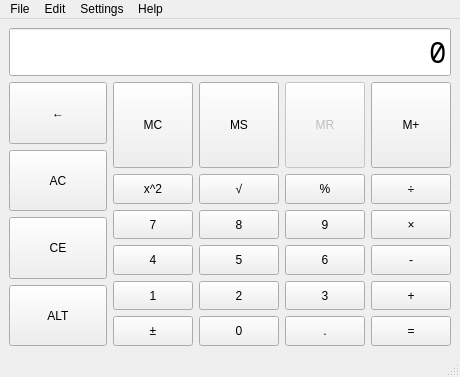
Above: mainwindow.ui from bonevelous/basicalc before the change. Below: the same form after it.
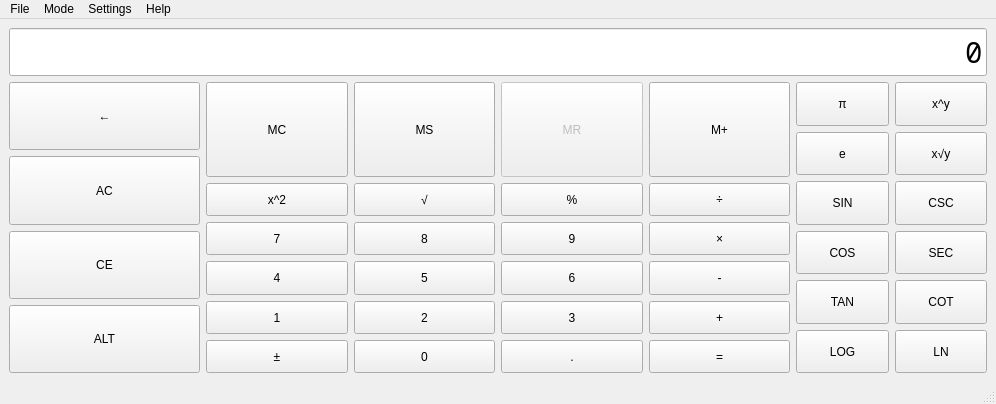
That is the form after the change. Custom widgets are drawn as their Qt base class.

Commit message: Added ui elements for scientific mode, and fixed some other bugs

What changed in the file:
```diff
--- a/mainwindow.ui
+++ b/mainwindow.ui
@@ -6,8 +6,8 @@
    <rect>
     <x>0</x>
     <y>0</y>
-    <width>460</width>
-    <height>377</height>
+    <width>996</width>
+    <height>404</height>
    </rect>
   </property>
   <property name="sizePolicy">
@@ -21,34 +21,182 @@
   </property>
   <widget class="QWidget" name="centralwidget">
    <layout class="QGridLayout" name="gridLayout_2">
-    <item row="0" column="0" colspan="3">
-     <widget class="QLineEdit" name="calcEntry">
-      <property name="sizePolicy">
-       <sizepolicy hsizetype="Expanding" vsizetype="Fixed">
-        <horstretch>0</horstretch>
-        <verstretch>0</verstretch>
-       </sizepolicy>
-      </property>
-      <property name="font">
-       <font>
-        <family>Noto Sans Mono</family>
-        <pointsize>22</pointsize>
-       </font>
-      </property>
-      <property name="text">
-       <string>0</string>
-      </property>
-      <property name="alignment">
-       <set>Qt::AlignRight|Qt::AlignTrailing|Qt::AlignVCenter</set>
-      </property>
-      <property name="readOnly">
-       <bool>true</bool>
-      </property>
-     </widget>
-    </item>
-    <item row="2" column="0" rowspan="3" colspan="2">
-     <layout class="QGridLayout" name="gridLayout_3">
+    <item row="2" column="4" rowspan="3">
+     <layout class="QGridLayout" name="gridLayout">
       <item row="2" column="0">
+       <widget class="QPushButton" name="buttonSIN">
+        <property name="sizePolicy">
+         <sizepolicy hsizetype="Minimum" vsizetype="Minimum">
+          <horstretch>0</horstretch>
+          <verstretch>0</verstretch>
+         </sizepolicy>
+        </property>
+        <property name="text">
+         <string>SIN</string>
+        </property>
+       </widget>
+      </item>
+      <item row="2" column="1">
+       <widget class="QPushButton" name="buttonCSC">
+        <property name="sizePolicy">
+         <sizepolicy hsizetype="Minimum" vsizetype="Minimum">
+          <horstretch>0</horstretch>
+          <verstretch>0</verstretch>
+         </sizepolicy>
+        </property>
+        <property name="text">
+         <string>CSC</string>
+        </property>
+       </widget>
+      </item>
+      <item row="1" column="1">
+       <widget class="QPushButton" name="buttonRoot">
+        <property name="sizePolicy">
+         <sizepolicy hsizetype="Minimum" vsizetype="Minimum">
+          <horstretch>0</horstretch>
+          <verstretch>0</verstretch>
+         </sizepolicy>
+        </property>
+        <property name="text">
+         <string>x√y</string>
+        </property>
+       </widget>
+      </item>
+      <item row="4" column="0">
+       <widget class="QPushButton" name="buttonTAN">
+        <property name="sizePolicy">
+         <sizepolicy hsizetype="Minimum" vsizetype="Minimum">
+          <horstretch>0</horstretch>
+          <verstretch>0</verstretch>
+         </sizepolicy>
+        </property>
+        <property name="text">
+         <string>TAN</string>
+        </property>
+       </widget>
+      </item>
+      <item row="4" column="1">
+       <widget class="QPushButton" name="buttonCOT">
+        <property name="sizePolicy">
+         <sizepolicy hsizetype="Minimum" vsizetype="Minimum">
+          <horstretch>0</horstretch>
+          <verstretch>0</verstretch>
+         </sizepolicy>
+        </property>
+        <property name="text">
+         <string>COT</string>
+        </property>
+       </widget>
+      </item>
+      <item row="0" column="0">
+       <widget class="QPushButton" name="buttonPi">
+        <property name="sizePolicy">
+         <sizepolicy hsizetype="Minimum" vsizetype="Minimum">
+          <horstretch>0</horstretch>
+          <verstretch>0</verstretch>
+         </sizepolicy>
+        </property>
+        <property name="text">
+         <string>π</string>
+        </property>
+       </widget>
+      </item>
+      <item row="3" column="0">
+       <widget class="QPushButton" name="buttonCOS">
+        <property name="sizePolicy">
+         <sizepolicy hsizetype="Minimum" vsizetype="Minimum">
+          <horstretch>0</horstretch>
+          <verstretch>0</verstretch>
+         </sizepolicy>
+        </property>
+        <property name="text">
+         <string>COS</string>
+        </property>
+       </widget>
+      </item>
+      <item row="0" column="1">
+       <widget class="QPushButton" name="buttonPower">
+        <property name="sizePolicy">
+         <sizepolicy hsizetype="Minimum" vsizetype="Minimum">
+          <horstretch>0</horstretch>
+          <verstretch>0</verstretch>
+         </sizepolicy>
+        </property>
+        <property name="text">
+         <string>x^y</string>
+        </property>
+       </widget>
+      </item>
+      <item row="3" column="1">
+       <widget class="QPushButton" name="buttonSEC">
+        <property name="sizePolicy">
+         <sizepolicy hsizetype="Minimum" vsizetype="Minimum">
+          <horstretch>0</horstretch>
+          <verstretch>0</verstretch>
+         </sizepolicy>
+        </property>
+        <property name="text">
+         <string>SEC</string>
+        </property>
+       </widget>
+      </item>
+      <item row="1" column="0">
+       <widget class="QPushButton" name="buttonEuler">
+        <property name="sizePolicy">
+         <sizepolicy hsizetype="Minimum" vsizetype="Minimum">
+          <horstretch>0</horstretch>
+          <verstretch>0</verstretch>
+         </sizepolicy>
+        </property>
+        <property name="text">
+         <string>e</string>
+        </property>
+       </widget>
+      </item>
+      <item row="5" column="0">
+       <widget class="QPushButton" name="buttonLog">
+        <property name="sizePolicy">
+         <sizepolicy hsizetype="Minimum" vsizetype="Minimum">
+          <horstretch>0</horstretch>
+          <verstretch>0</verstretch>
+         </sizepolicy>
+        </property>
+        <property name="text">
+         <string>LOG</string>
+        </property>
+       </widget>
+      </item>
+      <item row="5" column="1">
+       <widget class="QPushButton" name="buttonLN">
+        <property name="sizePolicy">
+         <sizepolicy hsizetype="Minimum" vsizetype="Minimum">
+          <horstretch>0</horstretch>
+          <verstretch>0</verstretch>
+         </sizepolicy>
+        </property>
+        <property name="text">
+         <string>LN</string>
+        </property>
+       </widget>
+      </item>
+     </layout>
+    </item>
+    <item row="2" column="0" rowspan="3">
+     <layout class="QVBoxLayout" name="verticalLayout">
+      <item>
+       <widget class="QPushButton" name="buttonBack">
+        <property name="sizePolicy">
+         <sizepolicy hsizetype="Minimum" vsizetype="Minimum">
+          <horstretch>0</horstretch>
+          <verstretch>0</verstretch>
+         </sizepolicy>
+        </property>
+        <property name="text">
+         <string>←</string>
+        </property>
+       </widget>
+      </item>
+      <item>
        <widget class="QPushButton" name="buttonAllCls">
         <property name="sizePolicy">
          <sizepolicy hsizetype="Minimum" vsizetype="Minimum">
@@ -61,7 +209,7 @@
         </property>
        </widget>
       </item>
-      <item row="3" column="0">
+      <item>
        <widget class="QPushButton" name="buttonClsEntry">
         <property name="sizePolicy">
          <sizepolicy hsizetype="Minimum" vsizetype="Minimum">
@@ -74,20 +222,7 @@
         </property>
        </widget>
       </item>
-      <item row="0" column="0">
-       <widget class="QPushButton" name="buttonBack">
-        <property name="sizePolicy">
-         <sizepolicy hsizetype="Minimum" vsizetype="Minimum">
-          <horstretch>0</horstretch>
-          <verstretch>0</verstretch>
-         </sizepolicy>
-        </property>
-        <property name="text">
-         <string>←</string>
-        </property>
-       </widget>
-      </item>
-      <item row="4" column="0">
+      <item>
        <widget class="QPushButton" name="buttonAltMode">
         <property name="sizePolicy">
          <sizepolicy hsizetype="Minimum" vsizetype="Minimum">
@@ -102,67 +237,11 @@
       </item>
      </layout>
     </item>
-    <item row="2" column="2">
-     <layout class="QHBoxLayout" name="horizontalLayout_2">
-      <item>
-       <widget class="MemButton" name="buttonMC">
-        <property name="sizePolicy">
-         <sizepolicy hsizetype="Minimum" vsizetype="Minimum">
-          <horstretch>0</horstretch>
-          <verstretch>0</verstretch>
-         </sizepolicy>
-        </property>
-        <property name="text">
-         <string>MC</string>
-        </property>
-       </widget>
-      </item>
-      <item>
-       <widget class="MemButton" name="buttonMS">
-        <property name="sizePolicy">
-         <sizepolicy hsizetype="Minimum" vsizetype="Minimum">
-          <horstretch>0</horstretch>
-          <verstretch>0</verstretch>
-         </sizepolicy>
-        </property>
-        <property name="text">
-         <string>MS</string>
-        </property>
-       </widget>
-      </item>
-      <item>
-       <widget class="MemButton" name="buttonMR">
-        <property name="enabled">
-         <bool>false</bool>
-        </property>
-        <property name="sizePolicy">
-         <sizepolicy hsizetype="Minimum" vsizetype="Minimum">
-          <horstretch>0</horstretch>
-          <verstretch>0</verstretch>
-         </sizepolicy>
-        </property>
-        <property name="text">
-         <string>MR</string>
-        </property>
-       </widget>
-      </item>
-      <item>
-       <widget class="MemButton" name="buttonMAlt">
-        <property name="sizePolicy">
-         <sizepolicy hsizetype="Minimum" vsizetype="Minimum">
-          <horstretch>0</horstretch>
-          <verstretch>0</verstretch>
-         </sizepolicy>
-        </property>
-        <property name="text">
-         <string>M+</string>
-        </property>
-       </widget>
-      </item>
-     </layout>
-    </item>
-    <item row="3" column="2" rowspan="2">
+    <item row="3" column="1" rowspan="2" colspan="3">
      <layout class="QGridLayout" name="mainButtonGrid">
+      <property name="sizeConstraint">
+       <enum>QLayout::SetDefaultConstraint</enum>
+      </property>
       <item row="5" column="1">
        <widget class="FuncButton" name="buttonSign">
         <property name="sizePolicy">
@@ -338,7 +417,7 @@
        </widget>
       </item>
       <item row="1" column="1">
-       <widget class="FuncButton" name="buttonPower">
+       <widget class="FuncButton" name="buttonSquare">
         <property name="sizePolicy">
          <sizepolicy hsizetype="Minimum" vsizetype="Minimum">
           <horstretch>0</horstretch>
@@ -430,6 +509,90 @@
       </item>
      </layout>
     </item>
+    <item row="2" column="1" colspan="3">
+     <layout class="QHBoxLayout" name="horizontalLayout_2">
+      <item>
+       <widget class="MemButton" name="buttonMC">
+        <property name="sizePolicy">
+         <sizepolicy hsizetype="Minimum" vsizetype="Minimum">
+          <horstretch>0</horstretch>
+          <verstretch>0</verstretch>
+         </sizepolicy>
+        </property>
+        <property name="text">
+         <string>MC</string>
+        </property>
+       </widget>
+      </item>
+      <item>
+       <widget class="MemButton" name="buttonMS">
+        <property name="sizePolicy">
+         <sizepolicy hsizetype="Minimum" vsizetype="Minimum">
+          <horstretch>0</horstretch>
+          <verstretch>0</verstretch>
+         </sizepolicy>
+        </property>
+        <property name="text">
+         <string>MS</string>
+        </property>
+       </widget>
+      </item>
+      <item>
+       <widget class="MemButton" name="buttonMR">
+        <property name="enabled">
+         <bool>false</bool>
+        </property>
+        <property name="sizePolicy">
+         <sizepolicy hsizetype="Minimum" vsizetype="Minimum">
+          <horstretch>0</horstretch>
+          <verstretch>0</verstretch>
+         </sizepolicy>
+        </property>
+        <property name="text">
+         <string>MR</string>
+        </property>
+       </widget>
+      </item>
+      <item>
+       <widget class="MemButton" name="buttonMAlt">
+        <property name="sizePolicy">
+         <sizepolicy hsizetype="Minimum" vsizetype="Minimum">
+          <horstretch>0</horstretch>
+          <verstretch>0</verstretch>
+         </sizepolicy>
+        </property>
+        <property name="text">
+         <string>M+</string>
+        </property>
+       </widget>
+      </item>
+     </layout>
+    </item>
+    <item row="0" column="0" colspan="5">
+     <widget class="QLineEdit" name="calcEntry">
+      <property name="sizePolicy">
+       <sizepolicy hsizetype="Expanding" vsizetype="Fixed">
+        <horstretch>0</horstretch>
+        <verstretch>0</verstretch>
+       </sizepolicy>
+      </property>
+      <property name="font">
+       <font>
+        <family>Noto Sans Mono</family>
+        <pointsize>22</pointsize>
+       </font>
+      </property>
+      <property name="text">
+       <string>0</string>
+      </property>
+      <property name="alignment">
+       <set>Qt::AlignRight|Qt::AlignTrailing|Qt::AlignVCenter</set>
+      </property>
+      <property name="readOnly">
+       <bool>true</bool>
+      </property>
+     </widget>
+    </item>
    </layout>
   </widget>
   <widget class="QMenuBar" name="menubar">
@@ -437,7 +600,7 @@
     <rect>
      <x>0</x>
      <y>0</y>
-     <width>460</width>
+     <width>996</width>
      <height>30</height>
     </rect>
    </property>
@@ -447,9 +610,9 @@
     </property>
     <addaction name="actionQuit"/>
    </widget>
-   <widget class="QMenu" name="menuEdit">
+   <widget class="QMenu" name="menuMode">
     <property name="title">
-     <string>Edit</string>
+     <string>Mode</string>
     </property>
    </widget>
    <widget class="QMenu" name="menuSettings">
@@ -463,7 +626,7 @@
     </property>
    </widget>
    <addaction name="menuFile"/>
-   <addaction name="menuEdit"/>
+   <addaction name="menuMode"/>
    <addaction name="menuSettings"/>
    <addaction name="menuHelp"/>
   </widget>
```
Left out of the diff: 27 changed lines with no effect on the pictures. The commit also changes 1 other file.
